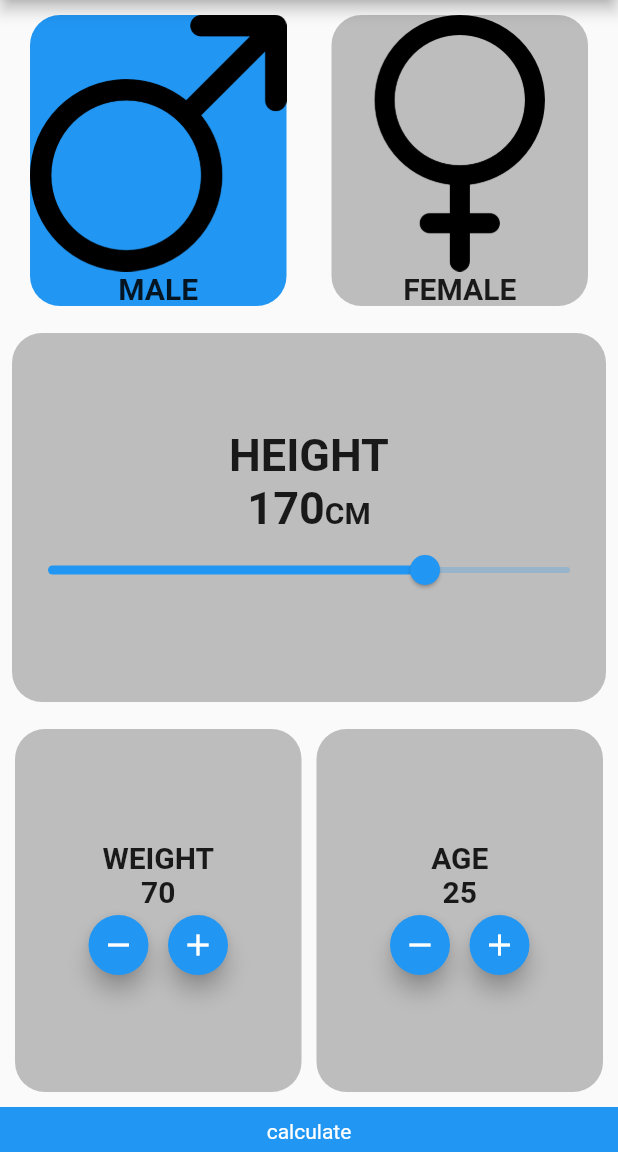
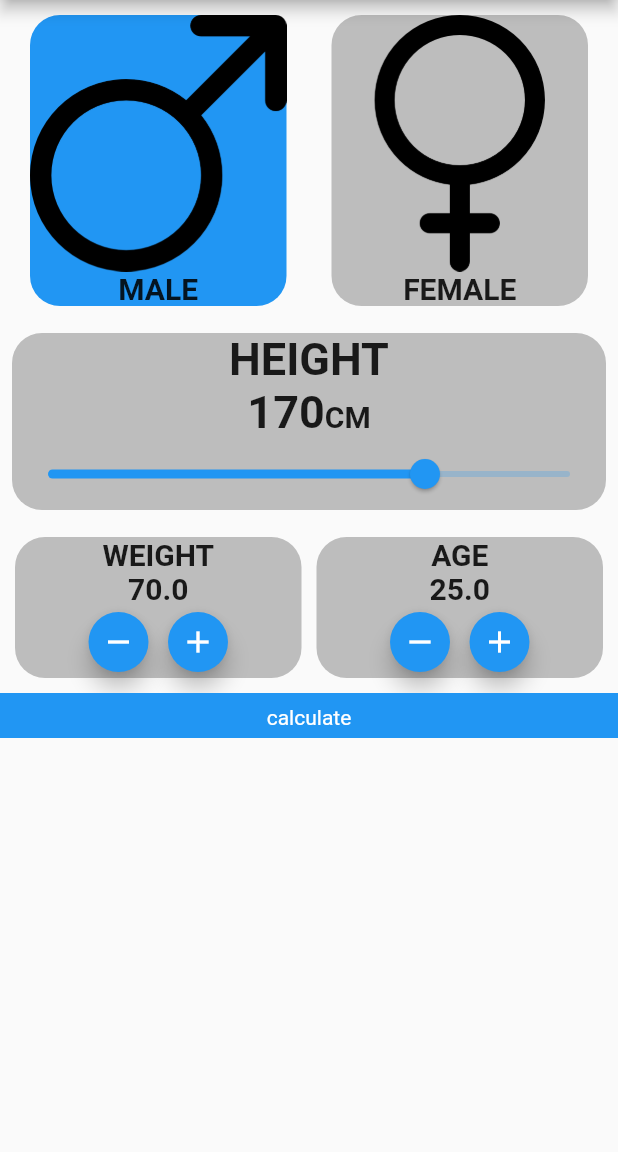
Before and after one commit to 3loo4official/bmi_calculator, a Flutter app: the screen it shows after launch, on a phone screen of 412 x 824 dp, the part 84-1236 px from its top. Run offline on Flutter 3.47's test engine with Material 2 defaults, Android fonts, the phone set to English and light mode, and no system bars.

Commit message:
update variables

```diff
--- a/lib/bmi_screen.dart
+++ b/lib/bmi_screen.dart
@@ -13,9 +13,10 @@ class BMICalculator extends StatefulWidget {
 
 class _BMICalculatorState extends State<BMICalculator> {
   double height = 170;
-  int age = 25;
-  int weight = 70;
+  double age = 25;
+  double weight = 70;
   bool isMale = true;
+  BMIResult result = const BMIResult();
 
   @override
   Widget build(BuildContext context) {
@@ -23,7 +24,8 @@ class _BMICalculatorState extends State<BMICalculator> {
       appBar: AppBar(
         title: const Text('BMI Calculator'),
       ),
-      body: Column(
+      body: SingleChildScrollView(
+        child: Column(
           mainAxisAlignment: MainAxisAlignment.center,
           children: [
             Padding(
@@ -276,7 +278,7 @@ class _BMICalculatorState extends State<BMICalculator> {
                         double result = weight / pow(height / 100, 2);
                         // ignore: avoid_print
                         print(result.round());
-                      Navigator.push(context, MaterialPageRoute(builder: (context)=> const BMIResult()));
+                        Navigator.push(context, MaterialPageRoute(builder: (context)=> BMIResult(age: age,isMale: isMale,result: result,weight: weight,)));
                       });
                     },
                     icon: const Text(
@@ -285,6 +287,7 @@ class _BMICalculatorState extends State<BMICalculator> {
                     )))
           ],
         ),
+      ),
     );
   }
 }
--- a/lib/main.dart
+++ b/lib/main.dart
@@ -6,6 +6,7 @@ void main() {
 }
 
 class MyApp extends StatelessWidget {
+
 
 
   const MyApp({Key? key}) : super(key: key);
```
Also changed, not shown: lib/bmi_result.dart (+5 -4 lines). Lines whose indentation alone changed are shown as unchanged.
